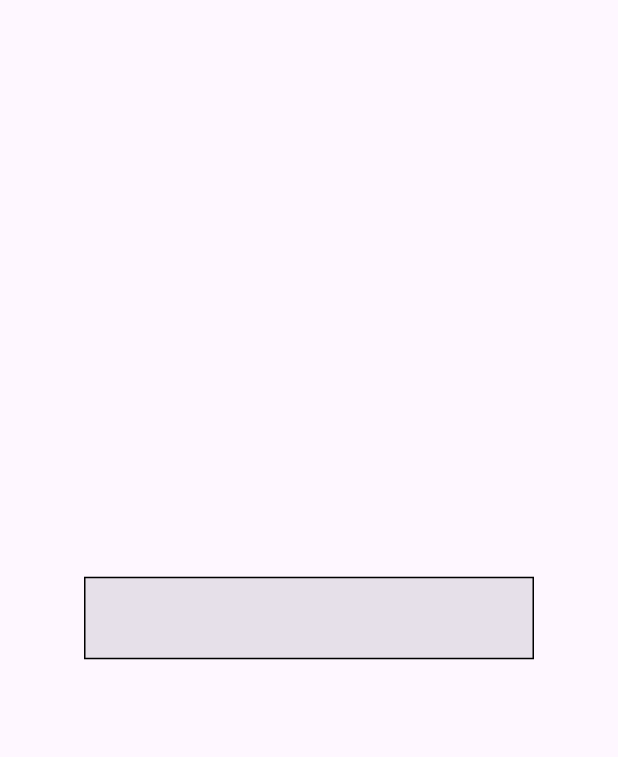
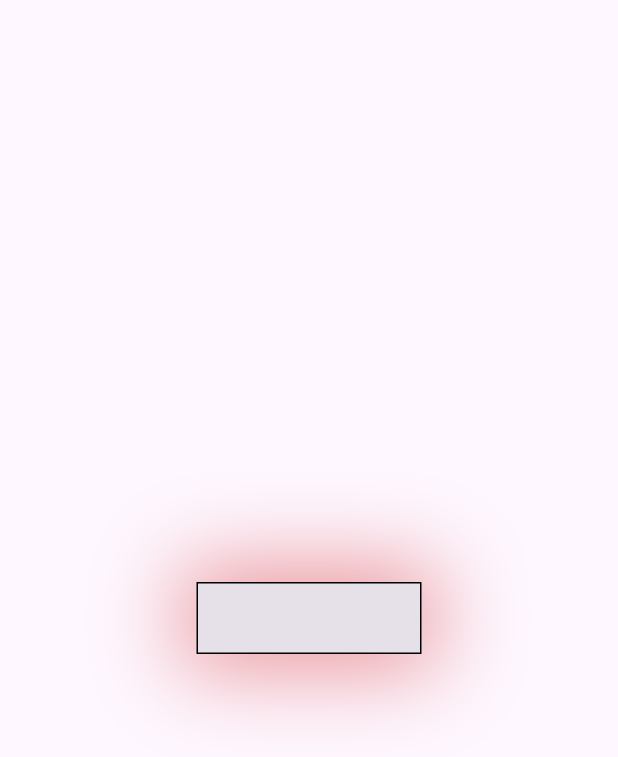
Before and after one commit to helenaAfshari/CustomTextFieldWidget, a Flutter app: the screen it shows after launch, on a phone screen of 412 x 824 dp. Shown: the top 757 px of the screen. Run offline on Flutter 3.47's test engine with Material 3 defaults, Android fonts, the phone set to English and light mode, and no system bars; our stand-ins replace flutter_svg.

Commit message:
add shadow

```diff
--- a/lib/screen/text_field_screen.dart
+++ b/lib/screen/text_field_screen.dart
@@ -12,13 +12,21 @@ class TextFieldScreen extends StatelessWidget {
 
   @override
   Widget build(BuildContext context) {
-    return Scaffold(
-    body: Center(
-      child: CustomTextFieldWidget(
-      height: 20,
-      width: 300,
-      borderColor: Colors.black,
+    return
+
+    SafeArea(
+    child: Scaffold(
+   body: Center(
+     child: Container(
+      child: CustomTextFieldWidget(height: 10,
+      spreadRadius: 10,
+      blurRadius:50,
+     shadowColor: const Color.fromARGB(255, 210, 53, 53).withOpacity(0.5),
+      width: 150,
+       borderColor: Colors.black,
       ),
-    ),);
+     ),
+   ),
+    ));
   }
 }
--- a/lib/widgets/custom_textfield_widget.dart
+++ b/lib/widgets/custom_textfield_widget.dart
@@ -1,23 +1,39 @@
-
-import 'package:customtextfield/component/text_style.dart';
 import 'package:flutter/material.dart';
+import 'package:flutter_svg/flutter_svg.dart';
 
 class CustomTextFieldWidget extends StatelessWidget {
+  String? prefixText;
+  String? labelText;
   String? hintText;
   Color? hintTextColor;
   Color? boxColor;
+  Color shadowColor;
   Color borderColor;
-  Widget? myIcon;
+  SvgPicture? myIcon;
   BorderRadius? borderRadius;
   double height;
+  double? heightScale;
+  double? widthtScale;
+  double? padding;
+  double? widthFactor;
+  double? heightFactor;
   double width;
-  double? iconHeightScale;
-  double? iconWidthtScale;
-  double? padding;
-  CustomTextFieldWidget({Key? key,
+  double spreadRadius;
+  double blurRadius;
+  double? widthContent;
+
+  CustomTextFieldWidget(
+      {super.key,
+      this.prefixText,
       this.padding,
-    this.iconHeightScale,
-    this.iconWidthtScale,
+      required this.spreadRadius,
+      this.heightScale,
+      required this.blurRadius,
+      this.widthContent,
+      this.widthFactor,
+      this.widthtScale,
+     required this.shadowColor,
+      this.heightFactor,
       this.myIcon,
       this.boxColor,
       required this.borderColor,
@@ -26,39 +42,56 @@ class CustomTextFieldWidget extends StatelessWidget {
       this.hintTextColor,
       required this.height,
       required this.width,
-  }) : super(key: key);
+      this.labelText});
 
   @override
   Widget build(BuildContext context) {
-    return SizedBox(
+    return Container(
+      decoration: BoxDecoration(
+        boxShadow: [
+          BoxShadow(
+            // color: Colors.grey.withOpacity(0.5),
+            color: shadowColor,
+            spreadRadius: spreadRadius,
+            blurRadius: blurRadius,
+            // offset: Offset(0, 5), // changes position of shadow
+          ),
+        ],
+      ),
+      child: SizedBox(
         width: width,
         child: TextFormField(
-        style: selectedTextFieldTextStyle,
           decoration: InputDecoration(
             fillColor: boxColor,
             filled: true,
+            contentPadding: EdgeInsets.only(bottom: height, left: widthContent ?? 20),
             hintText: hintText,
             hintStyle: TextStyle(color: hintTextColor),
-          prefixIcon: iconHeightScale != null || iconWidthtScale != null
+            suffixIcon: heightScale != null || widthtScale != null
                 ? Transform.scale(
-                  scaleX: iconWidthtScale,
-                  scaleY: iconHeightScale,
+                    scaleX: widthtScale ?? 1,
+                    scaleY: heightScale ?? 1,
                     child: Padding(
-                    padding: EdgeInsets.only(
-                        left: padding ?? 0, right: padding ?? 0),
+                      padding: EdgeInsets.only(left: padding ?? 0, right: padding ?? 0),
                       child: myIcon,
                     ),
                   )
                 : myIcon,
+            labelText: labelText,
+            prefixText: prefixText,
             enabledBorder: OutlineInputBorder(
               borderRadius: borderRadius ?? BorderRadius.zero,
-              borderSide: BorderSide(color: borderColor)),
+              borderSide: BorderSide(color: borderColor),
+            ),
             focusedBorder: OutlineInputBorder(
               borderRadius: borderRadius ?? BorderRadius.zero,
-              borderSide: BorderSide(color: borderColor)),
+              borderSide: BorderSide(color: borderColor),
+            ),
             border: OutlineInputBorder(
               borderRadius: borderRadius ?? BorderRadius.zero,
-              borderSide: BorderSide(color: borderColor)),
+              borderSide: BorderSide(color: borderColor),
+            ),
+          ),
         ),
       ),
     );
--- a/pubspec.yaml
+++ b/pubspec.yaml
@@ -36,6 +36,7 @@ dependencies:
   # The following adds the Cupertino Icons font to your application.
   # Use with the CupertinoIcons class for iOS style icons.
   cupertino_icons: ^1.0.2
+  flutter_svg: ^2.0.10+1
 
 dev_dependencies:
   flutter_test:
```
Also changed, not shown: pubspec.lock. Lines whose indentation alone changed are shown as unchanged.
